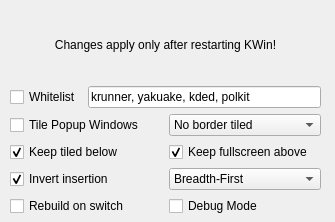
Old version of the form res/config.ui in the repository zeroxoneafour/kwin-autotile.
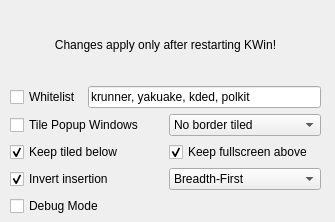
New version of the form.

```diff
--- a/res/config.ui
+++ b/res/config.ui
@@ -173,16 +173,6 @@
     </item>
     <item>
      <layout class="QHBoxLayout" name="horizontalLayout_5">
-      <item>
-       <widget class="QCheckBox" name="kcfg_RebuildOnSwitch">
-        <property name="text">
-         <string>Rebuild on switch</string>
-        </property>
-        <property name="tristate">
-         <bool>false</bool>
-        </property>
-       </widget>
-      </item>
       <item>
        <widget class="QCheckBox" name="kcfg_Debug">
         <property name="toolTip">
```
